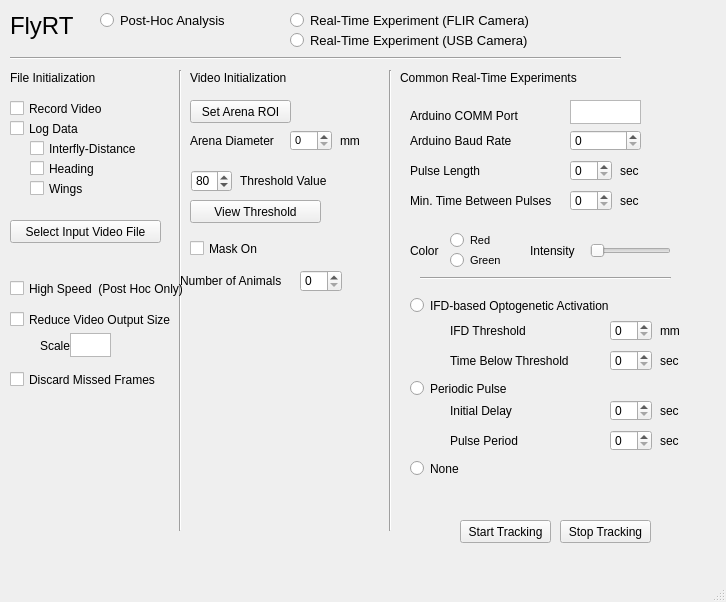
Old version of the form FlyRT/FlyRT.ui in the repository flybrains/FlyRT.
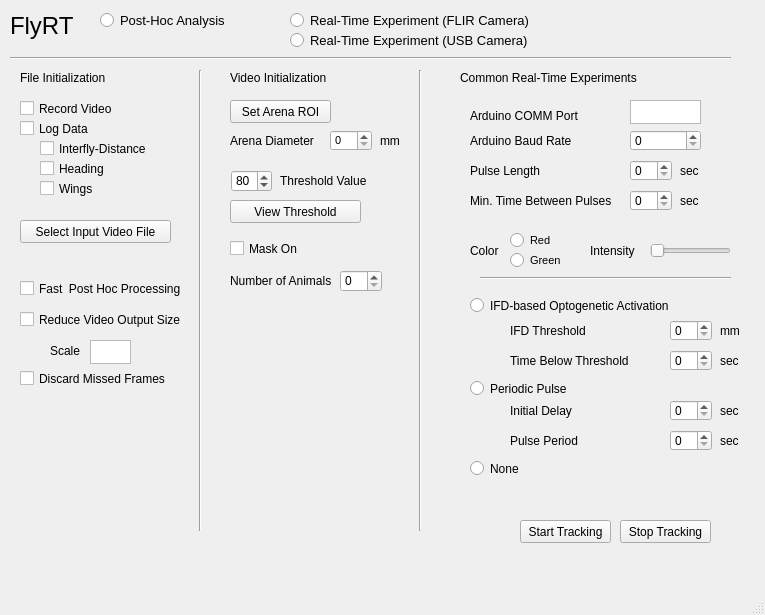
New version of the form.

Diff of the .ui file:
```diff
--- a/FlyRT/FlyRT.ui
+++ b/FlyRT/FlyRT.ui
@@ -6,8 +6,8 @@
    <rect>
     <x>0</x>
     <y>0</y>
-    <width>726</width>
-    <height>602</height>
+    <width>765</width>
+    <height>615</height>
    </rect>
   </property>
   <property name="sizePolicy">
@@ -35,7 +35,7 @@
    <widget class="QSpinBox" name="ThreshValueSpin">
     <property name="geometry">
      <rect>
-      <x>191</x>
+      <x>231</x>
       <y>170</y>
       <width>41</width>
       <height>22</height>
@@ -69,7 +69,7 @@
    <widget class="QPushButton" name="StartTrackingPB">
     <property name="geometry">
      <rect>
-      <x>460</x>
+      <x>520</x>
       <y>520</y>
       <width>91</width>
       <height>23</height>
@@ -106,7 +106,7 @@
    <widget class="QLabel" name="label">
     <property name="geometry">
      <rect>
-      <x>10</x>
+      <x>20</x>
       <y>70</y>
       <width>131</width>
       <height>16</height>
@@ -128,7 +128,7 @@
      <rect>
       <x>10</x>
       <y>50</y>
-      <width>611</width>
+      <width>721</width>
       <height>16</height>
      </rect>
     </property>
@@ -139,7 +139,7 @@
    <widget class="Line" name="line_2">
     <property name="geometry">
      <rect>
-      <x>170</x>
+      <x>190</x>
       <y>70</y>
       <width>20</width>
       <height>461</height>
@@ -152,7 +152,7 @@
    <widget class="QLabel" name="label_2">
     <property name="geometry">
      <rect>
-      <x>240</x>
+      <x>280</x>
       <y>170</y>
       <width>131</width>
       <height>21</height>
@@ -171,7 +171,7 @@
    <widget class="QPushButton" name="SetArenaROIPB">
     <property name="geometry">
      <rect>
-      <x>190</x>
+      <x>230</x>
       <y>100</y>
       <width>101</width>
       <height>23</height>
@@ -190,7 +190,7 @@
    <widget class="QPushButton" name="ViewThresholdPB">
     <property name="geometry">
      <rect>
-      <x>190</x>
+      <x>230</x>
       <y>200</y>
       <width>131</width>
       <height>23</height>
@@ -209,7 +209,7 @@
    <widget class="QPushButton" name="InputVidPB">
     <property name="geometry">
      <rect>
-      <x>10</x>
+      <x>20</x>
       <y>220</y>
       <width>151</width>
       <height>23</height>
@@ -228,7 +228,7 @@
    <widget class="QPushButton" name="StopTrackingPB">
     <property name="geometry">
      <rect>
-      <x>560</x>
+      <x>620</x>
       <y>520</y>
       <width>91</width>
       <height>23</height>
@@ -247,7 +247,7 @@
    <widget class="QCheckBox" name="RecordCheck">
     <property name="geometry">
      <rect>
-      <x>10</x>
+      <x>20</x>
       <y>100</y>
       <width>101</width>
       <height>17</height>
@@ -266,7 +266,7 @@
    <widget class="QCheckBox" name="LogCheck">
     <property name="geometry">
      <rect>
-      <x>10</x>
+      <x>20</x>
       <y>120</y>
       <width>101</width>
       <height>17</height>
@@ -285,7 +285,7 @@
    <widget class="QCheckBox" name="HeadingCheck">
     <property name="geometry">
      <rect>
-      <x>30</x>
+      <x>40</x>
       <y>160</y>
       <width>101</width>
       <height>17</height>
@@ -304,7 +304,7 @@
    <widget class="QCheckBox" name="IFDCheck">
     <property name="geometry">
      <rect>
-      <x>30</x>
+      <x>40</x>
       <y>140</y>
       <width>161</width>
       <height>17</height>
@@ -323,7 +323,7 @@
    <widget class="QCheckBox" name="WingsCheck">
     <property name="geometry">
      <rect>
-      <x>30</x>
+      <x>40</x>
       <y>180</y>
       <width>101</width>
       <height>17</height>
@@ -342,7 +342,7 @@
    <widget class="QLabel" name="label_6">
     <property name="geometry">
      <rect>
-      <x>400</x>
+      <x>460</x>
       <y>70</y>
       <width>191</width>
       <height>16</height>
@@ -362,7 +362,7 @@
    <widget class="QLabel" name="label_7">
     <property name="geometry">
      <rect>
-      <x>420</x>
+      <x>480</x>
       <y>110</y>
       <width>191</width>
       <height>16</height>
@@ -382,7 +382,7 @@
    <widget class="QRadioButton" name="IFDExperimentRadioButton">
     <property name="geometry">
      <rect>
-      <x>410</x>
+      <x>470</x>
       <y>290</y>
       <width>211</width>
       <height>31</height>
@@ -404,7 +404,7 @@
    <widget class="QTextEdit" name="ArduinoCommText">
     <property name="geometry">
      <rect>
-      <x>570</x>
+      <x>630</x>
       <y>100</y>
       <width>71</width>
       <height>24</height>
@@ -423,7 +423,7 @@
    <widget class="QSpinBox" name="baudRateSpin">
     <property name="geometry">
      <rect>
-      <x>570</x>
+      <x>630</x>
       <y>130</y>
       <width>71</width>
       <height>21</height>
@@ -436,7 +436,7 @@
    <widget class="QLabel" name="ArduinoCommTextLabel">
     <property name="geometry">
      <rect>
-      <x>410</x>
+      <x>470</x>
       <y>100</y>
       <width>151</width>
       <height>31</height>
@@ -449,7 +449,7 @@
    <widget class="QLabel" name="ArduinoBaudSpin">
     <property name="geometry">
      <rect>
-      <x>410</x>
+      <x>470</x>
       <y>130</y>
       <width>101</width>
       <height>21</height>
@@ -462,7 +462,7 @@
    <widget class="QLabel" name="label_11">
     <property name="geometry">
      <rect>
-      <x>190</x>
+      <x>230</x>
       <y>130</y>
       <width>101</width>
       <height>21</height>
@@ -475,7 +475,7 @@
    <widget class="QSpinBox" name="ArenaDiameterSpin">
     <property name="geometry">
      <rect>
-      <x>290</x>
+      <x>330</x>
       <y>130</y>
       <width>42</width>
       <height>21</height>
@@ -535,7 +535,7 @@
    <widget class="QSpinBox" name="pulseLenSpin">
     <property name="geometry">
      <rect>
-      <x>570</x>
+      <x>630</x>
       <y>160</y>
       <width>42</width>
       <height>21</height>
@@ -548,7 +548,7 @@
    <widget class="QLabel" name="ArduinoPulseSpin">
     <property name="geometry">
      <rect>
-      <x>410</x>
+      <x>470</x>
       <y>160</y>
       <width>101</width>
       <height>21</height>
@@ -561,7 +561,7 @@
    <widget class="QLabel" name="label_13">
     <property name="geometry">
      <rect>
-      <x>620</x>
+      <x>680</x>
       <y>160</y>
       <width>31</width>
       <height>21</height>
@@ -574,7 +574,7 @@
    <widget class="QLabel" name="label_14">
     <property name="geometry">
      <rect>
-      <x>340</x>
+      <x>380</x>
       <y>130</y>
       <width>31</width>
       <height>21</height>
@@ -587,7 +587,7 @@
    <widget class="QLabel" name="label_15">
     <property name="geometry">
      <rect>
-      <x>620</x>
+      <x>680</x>
       <y>190</y>
       <width>31</width>
       <height>21</height>
@@ -600,7 +600,7 @@
    <widget class="QLabel" name="ArduinoPulseLockoutSpin">
     <property name="geometry">
      <rect>
-      <x>410</x>
+      <x>470</x>
       <y>190</y>
       <width>161</width>
       <height>21</height>
@@ -613,7 +613,7 @@
    <widget class="QSpinBox" name="arduinoLockoutTimeSpin">
     <property name="geometry">
      <rect>
-      <x>570</x>
+      <x>630</x>
       <y>190</y>
       <width>42</width>
       <height>21</height>
@@ -626,7 +626,7 @@
    <widget class="QLabel" name="label_5">
     <property name="geometry">
      <rect>
-      <x>190</x>
+      <x>230</x>
       <y>70</y>
       <width>191</width>
       <height>16</height>
@@ -646,8 +646,8 @@
    <widget class="QCheckBox" name="DiscardFramesCheck">
     <property name="geometry">
      <rect>
-      <x>10</x>
-      <y>371</y>
+      <x>20</x>
+      <y>370</y>
       <width>181</width>
       <height>17</height>
      </rect>
@@ -665,7 +665,7 @@
    <widget class="QCheckBox" name="VidScaleCheck">
     <property name="geometry">
      <rect>
-      <x>10</x>
+      <x>20</x>
       <y>311</y>
       <width>171</width>
       <height>17</height>
@@ -684,8 +684,8 @@
    <widget class="QTextEdit" name="VidScaleTextEdit">
     <property name="geometry">
      <rect>
-      <x>70</x>
-      <y>333</y>
+      <x>90</x>
+      <y>340</y>
       <width>41</width>
       <height>24</height>
      </rect>
@@ -705,10 +705,10 @@
    <widget class="QLabel" name="label_3">
     <property name="geometry">
      <rect>
-      <x>40</x>
-      <y>330</y>
+      <x>50</x>
+      <y>340</y>
       <width>31</width>
-      <height>31</height>
+      <height>21</height>
      </rect>
     </property>
     <property name="text">
@@ -718,7 +718,7 @@
    <widget class="Line" name="line_3">
     <property name="geometry">
      <rect>
-      <x>380</x>
+      <x>410</x>
       <y>70</y>
       <width>20</width>
       <height>461</height>
@@ -731,7 +731,7 @@
    <widget class="QRadioButton" name="NoRTERadioButton">
     <property name="geometry">
      <rect>
-      <x>410</x>
+      <x>470</x>
       <y>460</y>
       <width>82</width>
       <height>17</height>
@@ -747,7 +747,7 @@
    <widget class="QLabel" name="InputVidPathLabel">
     <property name="geometry">
      <rect>
-      <x>10</x>
+      <x>20</x>
       <y>250</y>
       <width>151</width>
       <height>16</height>
@@ -760,7 +760,7 @@
    <widget class="QSpinBox" name="NIndsSpin">
     <property name="geometry">
      <rect>
-      <x>300</x>
+      <x>340</x>
       <y>270</y>
       <width>42</width>
       <height>22</height>
@@ -770,7 +770,7 @@
    <widget class="QLabel" name="label_4">
     <property name="geometry">
      <rect>
-      <x>180</x>
+      <x>230</x>
       <y>270</y>
       <width>121</width>
       <height>21</height>
@@ -783,7 +783,7 @@
    <widget class="QCheckBox" name="MaskOnCheck">
     <property name="geometry">
      <rect>
-      <x>190</x>
+      <x>230</x>
       <y>240</y>
       <width>101</width>
       <height>17</height>
@@ -802,7 +802,7 @@
    <widget class="QLabel" name="ArduinoPulseSpin_2">
     <property name="geometry">
      <rect>
-      <x>450</x>
+      <x>510</x>
       <y>320</y>
       <width>101</width>
       <height>21</height>
@@ -815,7 +815,7 @@
    <widget class="QLabel" name="label_16">
     <property name="geometry">
      <rect>
-      <x>660</x>
+      <x>720</x>
       <y>320</y>
       <width>31</width>
       <height>21</height>
@@ -828,7 +828,7 @@
    <widget class="QSpinBox" name="IFDThreshSpin">
     <property name="geometry">
      <rect>
-      <x>610</x>
+      <x>670</x>
       <y>320</y>
       <width>42</width>
       <height>21</height>
@@ -862,7 +862,7 @@
    <widget class="QLabel" name="ArduinoPulseSpin_3">
     <property name="geometry">
      <rect>
-      <x>450</x>
+      <x>510</x>
       <y>350</y>
       <width>121</width>
       <height>21</height>
@@ -875,7 +875,7 @@
    <widget class="QSpinBox" name="TimeBelowIFDThreshSpin">
     <property name="geometry">
      <rect>
-      <x>610</x>
+      <x>670</x>
       <y>350</y>
       <width>42</width>
       <height>21</height>
@@ -888,7 +888,7 @@
    <widget class="QLabel" name="label_17">
     <property name="geometry">
      <rect>
-      <x>660</x>
+      <x>720</x>
       <y>350</y>
       <width>31</width>
       <height>21</height>
@@ -901,7 +901,7 @@
    <widget class="QCheckBox" name="multiCheck">
     <property name="geometry">
      <rect>
-      <x>10</x>
+      <x>20</x>
       <y>280</y>
       <width>201</width>
       <height>17</height>
@@ -914,13 +914,13 @@
      </font>
     </property>
     <property name="text">
-     <string>High Speed  (Post Hoc Only)</string>
+     <string>Fast  Post Hoc Processing</string>
     </property>
    </widget>
    <widget class="QRadioButton" name="PeriodicPulseRTERadioButton">
     <property name="geometry">
      <rect>
-      <x>410</x>
+      <x>470</x>
       <y>380</y>
       <width>111</width>
       <height>17</height>
@@ -936,9 +936,9 @@
    <widget class="QRadioButton" name="RTERedRadioButton">
     <property name="geometry">
      <rect>
-      <x>450</x>
+      <x>510</x>
       <y>230</y>
-      <width>51</width>
+      <width>71</width>
       <height>21</height>
      </rect>
     </property>
@@ -954,9 +954,9 @@
    <widget class="QRadioButton" name="RTEGreenRadioButton">
     <property name="geometry">
      <rect>
-      <x>450</x>
+      <x>510</x>
       <y>250</y>
-      <width>51</width>
+      <width>71</width>
       <height>21</height>
      </rect>
     </property>
@@ -972,7 +972,7 @@
    <widget class="QLabel" name="label_8">
     <property name="geometry">
      <rect>
-      <x>410</x>
+      <x>470</x>
       <y>230</y>
       <width>47</width>
       <height>41</height>
@@ -985,7 +985,7 @@
    <widget class="QLabel" name="label_9">
     <property name="geometry">
      <rect>
-      <x>530</x>
+      <x>590</x>
       <y>230</y>
       <width>51</width>
       <height>41</height>
@@ -998,7 +998,7 @@
    <widget class="QSlider" name="intensitySlider">
     <property name="geometry">
      <rect>
-      <x>590</x>
+      <x>650</x>
       <y>240</y>
       <width>81</width>
       <height>22</height>
@@ -1011,7 +1011,7 @@
    <widget class="Line" name="line_4">
     <property name="geometry">
      <rect>
-      <x>420</x>
+      <x>480</x>
       <y>270</y>
       <width>251</width>
       <height>16</height>
@@ -1024,7 +1024,7 @@
    <widget class="QLabel" name="ArduinoPulseSpin_4">
     <property name="geometry">
      <rect>
-      <x>450</x>
+      <x>510</x>
       <y>400</y>
       <width>101</width>
       <height>21</height>
@@ -1037,7 +1037,7 @@
    <widget class="QSpinBox" name="RTPeriodicPulseSpin">
     <property name="geometry">
      <rect>
-      <x>610</x>
+      <x>670</x>
       <y>430</y>
       <width>42</width>
       <height>21</height>
@@ -1050,7 +1050,7 @@
    <widget class="QLabel" name="label_18">
     <property name="geometry">
      <rect>
-      <x>660</x>
+      <x>720</x>
       <y>430</y>
       <width>31</width>
       <height>21</height>
@@ -1063,7 +1063,7 @@
    <widget class="QSpinBox" name="RTPeriodicDelaySpin">
     <property name="geometry">
      <rect>
-      <x>610</x>
+      <x>670</x>
       <y>400</y>
       <width>42</width>
       <height>21</height>
@@ -1076,7 +1076,7 @@
    <widget class="QLabel" name="RTPeriodicPeriodSpin">
     <property name="geometry">
      <rect>
-      <x>450</x>
+      <x>510</x>
       <y>430</y>
       <width>121</width>
       <height>21</height>
@@ -1089,7 +1089,7 @@
    <widget class="QLabel" name="label_19">
     <property name="geometry">
      <rect>
-      <x>660</x>
+      <x>720</x>
       <y>400</y>
       <width>31</width>
       <height>21</height>
```
Left out of the diff: 2 changed lines with no effect on the pictures.
